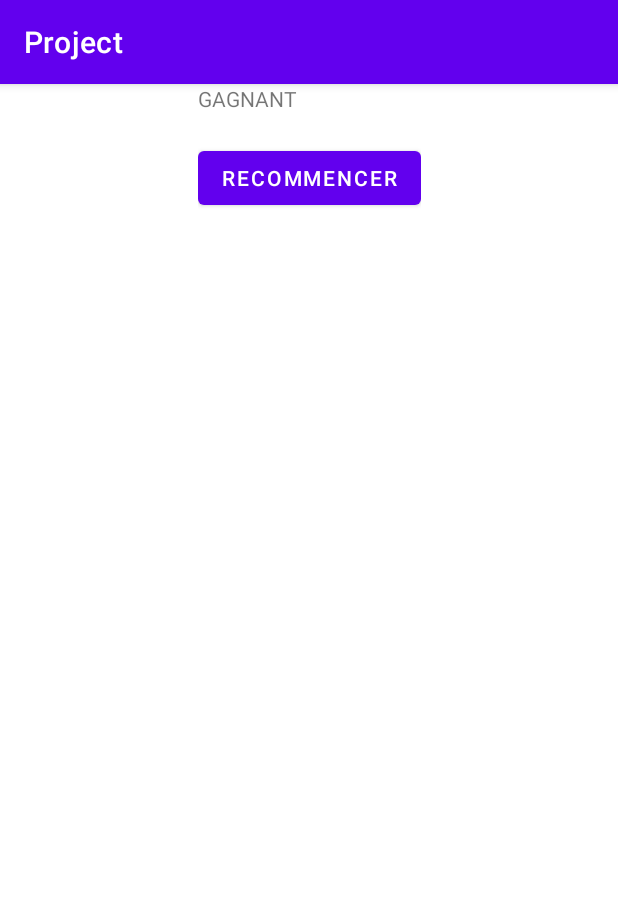
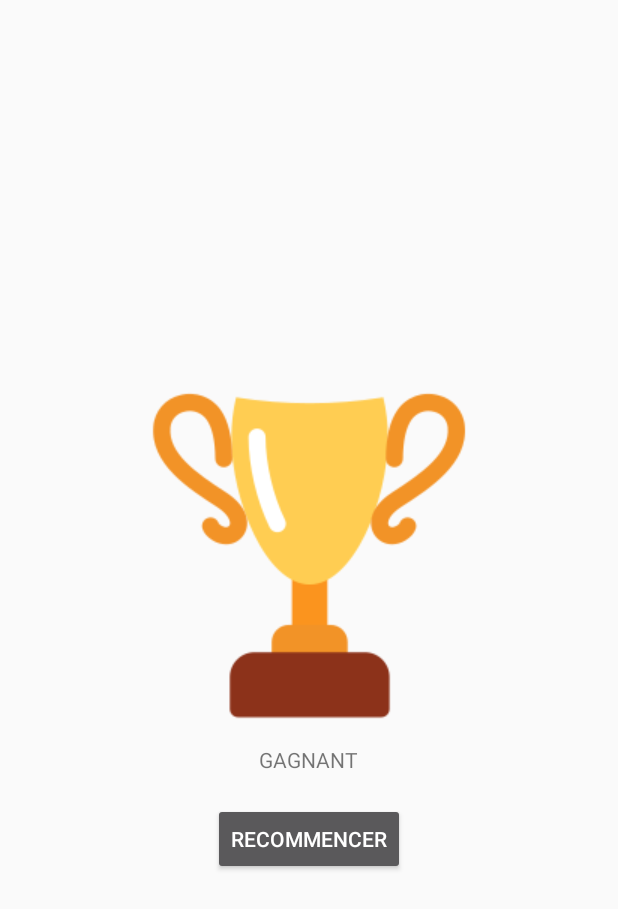
Before and after one commit to AndoniainaNantenaina/TicTacToe_Android, an Android app: the EndingActivity screen opened directly, with no data from a screen before it, on a phone screen of 412 x 824 dp. Shown: the top 909 px of the screen. Run offline under Robolectric (Android 15) with nearby library versions, the phone set to English and light mode, and no system bars.

Commit message:
Amélioration de l'interface utilisation UI

```diff
--- a/app/src/main/AndroidManifest.xml
+++ b/app/src/main/AndroidManifest.xml
@@ -15,9 +15,11 @@
         tools:targetApi="31">
         <activity
             android:name=".EndingActivity"
+            android:theme="@style/Theme.AppCompat.DayNight.NoActionBar"
             android:exported="false" />
         <activity
             android:name=".LaunchActivity"
+            android:theme="@style/Theme.AppCompat.DayNight.NoActionBar"
             android:exported="true">
             <intent-filter>
                 <action android:name="android.intent.action.MAIN" />
--- a/app/src/main/res/layout/activity_ending.xml
+++ b/app/src/main/res/layout/activity_ending.xml
@@ -7,37 +7,38 @@
     android:layout_height="match_parent"
     tools:context=".EndingActivity">
 
-    <FrameLayout
-        android:layout_width="wrap_content"
-        android:layout_height="wrap_content"
-        app:flow_horizontalAlign="center"
-        app:layout_constraintEnd_toEndOf="parent"
-        app:layout_constraintStart_toStartOf="parent"
-        app:layout_constraintTop_toTopOf="parent">
-
     <LinearLayout
         android:layout_width="match_parent"
         android:layout_height="match_parent"
-            android:orientation="vertical">
+        android:gravity="center"
+        android:orientation="vertical"
+        tools:layout_editor_absoluteX="78dp">
+
+        <ImageView
+            android:id="@+id/imageView"
+            android:layout_width="match_parent"
+            android:layout_height="wrap_content"
+            app:srcCompat="@drawable/victorytrophy256" />
 
         <TextView
             android:id="@+id/gameEndingText"
-                android:layout_width="match_parent"
+            android:layout_width="wrap_content"
             android:layout_height="wrap_content"
             android:text="GAGNANT" />
 
         <TextView
             android:id="@+id/userGoal"
-                android:layout_width="match_parent"
+            android:layout_width="wrap_content"
             android:layout_height="wrap_content"
             android:text="gameEndingText" />
 
         <Button
             android:id="@+id/replaybtn"
-                android:layout_width="match_parent"
+            android:layout_width="wrap_content"
             android:layout_height="wrap_content"
+            android:theme="@style/Theme.AppCompat"
             android:onClick="onReplayBtnClicked"
             android:text="RECOMMENCER" />
     </LinearLayout>
-    </FrameLayout>
+
 </androidx.constraintlayout.widget.ConstraintLayout>
```
Also changed, not shown: app/src/main/res/layout/activity_launch.xml (+11 -9 lines), app/src/main/res/drawable/tictactoe256.png (added), app/src/main/res/drawable/tictactoeicon.png (added), app/src/main/res/drawable/victorytrophy256.png (added). Lines whose indentation alone changed are shown as unchanged.
